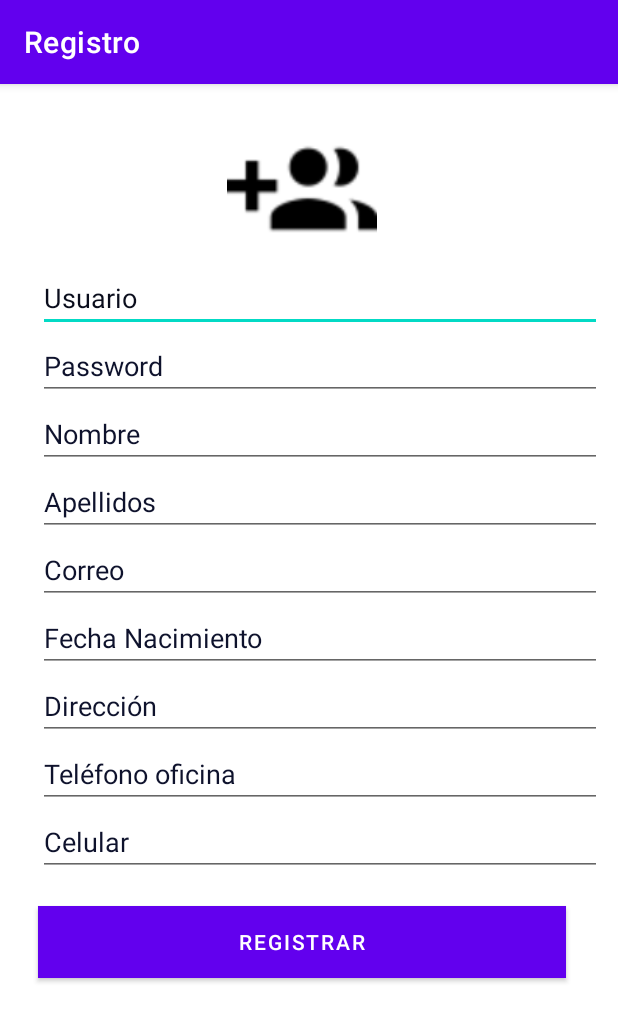
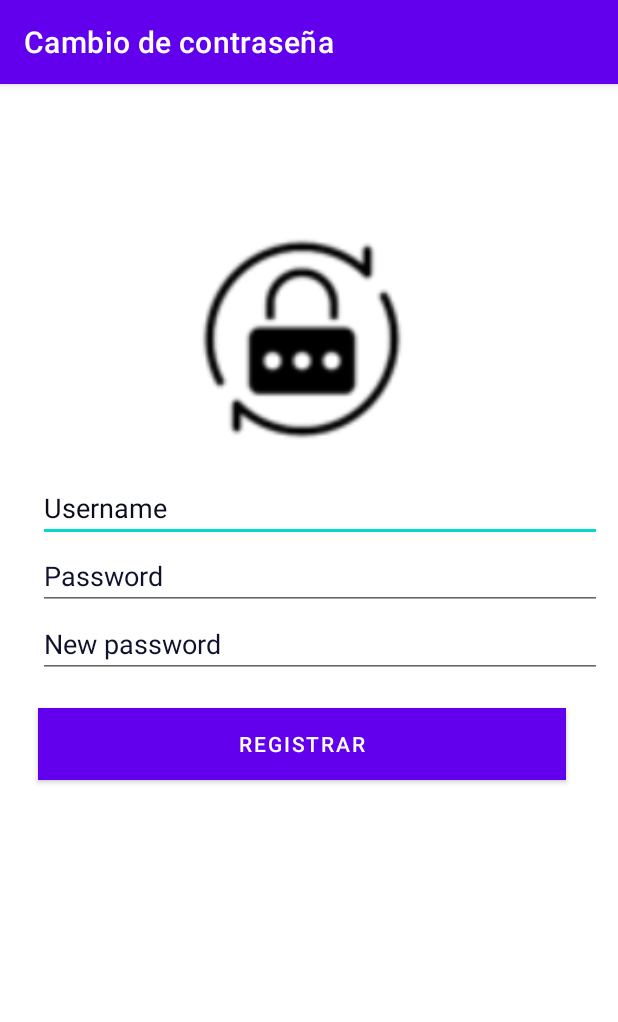
Before and after one commit to Mary1093/Lab04Prototipo, an Android app: the screen it shows after launch (Registro_activity before the commit, Change_password after it), after a tap on "Cambiar contraseña", on a phone screen of 412 x 824 dp. Shown: the top 1022 px of the screen. Run offline under Robolectric (Android 15) with nearby library versions, the phone set to English and light mode, and no system bars.

```diff
--- a/app/src/main/AndroidManifest.xml
+++ b/app/src/main/AndroidManifest.xml
@@ -39,6 +39,11 @@
 
         </activity>
         <activity
+            android:name=".activities.Change_password"
+            android:label="Cambio de contraseña">
+
+        </activity>
+        <activity
             android:name=".activities.Reserva_activity"
             android:label="Reserva">
 
--- a/app/src/main/java/com/example/lab04prototipo/AdaptadorCustomMisReservas.kt
+++ b/app/src/main/java/com/example/lab04prototipo/AdaptadorCustomMisReservas.kt
@@ -46,12 +46,12 @@ class RecyclerView_AdapterMisReservas(private var items: ArrayList<Reserva>): Re
         holder.itemView.findViewById<TextView>(R.id.formas_pago)?.text = "Cantidad asientos:\n "+ item?.cantAsientos.toString()
         holder.itemView.findViewById<TextView>(R.id.vuelo)?.text = item?.vuelos?.horario?.ruta?.origen+"/\n"+ item?.vuelos?.horario?.ruta?.destino
 
-        holder.itemView.setOnClickListener {
+       /* holder.itemView.setOnClickListener {
             val intent = Intent(mcontext, Reserva_activity::class.java)
             intent.putExtra("passselectedcountry", itemsList?.get(position))
             mcontext.startActivity(intent)
             Log.d("Selected:", itemsList?.get(position)?.numero.toString())
-        }
+        }*/
     }
 
 
--- a/app/src/main/java/com/example/lab04prototipo/MainActivity.kt
+++ b/app/src/main/java/com/example/lab04prototipo/MainActivity.kt
@@ -12,6 +12,7 @@ import android.widget.Toast
 import com.example.lab04prototipo.Data.DataAccessAdministrador
 import com.example.lab04prototipo.Data.DataAccessLogin
 import com.example.lab04prototipo.Data.DataBaseDummy
+import com.example.lab04prototipo.activities.Change_password
 import com.example.lab04prototipo.activities.Registro_activity
 
 open class MainActivity : AppCompatActivity() {
@@ -74,7 +75,7 @@ open class MainActivity : AppCompatActivity() {
     }
 
     private fun changeUserPassword() {
-        intent = redirectActivityTo(Registro_activity::class.java)
+        intent = redirectActivityTo(Change_password::class.java)
         intent.putExtra("editable", true)
         startActivity(intent)
     }
--- a/app/src/main/java/com/example/lab04prototipo/MainNavigationDrawer.kt
+++ b/app/src/main/java/com/example/lab04prototipo/MainNavigationDrawer.kt
@@ -71,10 +71,10 @@ class MainNavigationDrawer : AppCompatActivity(), NavigationView.OnNavigationIte
     override fun onNavigationItemSelected(item: MenuItem): Boolean {
         when (item.itemId){
 
-            R.id.nav_tipoA -> {
+          /*  R.id.nav_tipoA -> {
                 val i = Intent(this, CrudTipoAviones::class.java)
                 startActivity(i)
-            }
+            }*/
             R.id.nav_gallery -> {
                 val i = Intent(this, ListaVuelos::class.java)
                 startActivity(i)
--- /dev/null
+++ b/app/src/main/java/com/example/lab04prototipo/activities/Change_password.kt
@@ -0,0 +1,84 @@
+package com.example.lab04prototipo.activities
+
+import android.content.Intent
+import android.os.Bundle
+import android.widget.Button
+import android.widget.EditText
+import com.example.lab04prototipo.Data.DataAccessLogin
+import com.example.lab04prototipo.Data.DataBaseDummy
+import com.example.lab04prototipo.Entities.Usuario
+import com.example.lab04prototipo.MainActivity
+import com.example.lab04prototipo.R
+
+class Change_password : MainActivity() {
+
+    var CORRECTO : String = "SUCCESS"
+    var INCORRCTO1 : String = "CKECK PASSWORD!"
+    var INCORRECTO2 : String = "USE ANOTHER USERNAME!"
+    var INCORRECTO3 : String = "IMCOMPLETE DATA!"
+    private var DB = DataBaseDummy
+    private var accesLogin = DataAccessLogin(DB)
+
+    private var username_change: EditText? = null
+    private var password_change: EditText? = null
+    private var password_change_confirm: EditText? = null
+    private var form_btn: Button? = null
+
+    override fun initActivity(){
+        username_change = findViewById(R.id.username_change)
+        password_change = findViewById(R.id.password_change)
+        password_change_confirm = findViewById(R.id.password_change_confirm)
+        form_btn = findViewById(R.id.btn_change)
+    }
+
+    override fun onCreate(savedInstanceState: Bundle?) {
+        super.onCreate(savedInstanceState)
+        setContentView(R.layout.activity_change_password)
+        initActivity()
+
+        form_btn?.setOnClickListener(){
+
+            var error: String = check(username_change?.text.toString(), password_change?.text.toString(), password_change?.text.toString())
+            if(error.isEmpty()){
+                message(CORRECTO)
+                accesLogin.setPassword(username_change.toString(),password_change.toString())
+                val intent = Intent(applicationContext, MainActivity::class.java)
+                intent.putExtra("model", DB)
+                startActivity(intent)
+                finish()
+            }else{
+                message(error)
+            }
+        }
+
+    }//fin del metodo
+
+    fun validateNotull(value: String): Boolean{
+        return value.isEmpty()
+    }
+
+    fun validateConfirmatePassword(password1: String, password2: String): Boolean{
+        return password1.equals(password2)
+    }
+
+   /* fun validateUsername(user: String):Boolean{
+        return accesLogin.verificarUsuario(user) ==null
+    }*/
+
+    fun check(user: String, passActual: String, pass1:String): String{
+        var error : String =""
+
+        if(validateNotull(pass1)  || validateNotull(user) || validateNotull(passActual)){
+            error = INCORRECTO3
+        }
+      /*  if(!validateConfirmatePassword(pass1,pass2)){
+            error +=" "+ INCORRECTO2
+        }*/
+      /*  if(validateUsername(user)){
+            error+=" "+ INCORRCTO1
+        }*/
+
+        return error
+    }
+
+}
--- a/app/src/main/java/com/example/lab04prototipo/helper/MisReservas.kt
+++ b/app/src/main/java/com/example/lab04prototipo/helper/MisReservas.kt
@@ -71,7 +71,7 @@ class MisReservas : AppCompatActivity(){
 
                 return false
             }
-            override fun onSwiped(viewHolder: RecyclerView.ViewHolder, direction: Int) {
+          override fun onSwiped(viewHolder: RecyclerView.ViewHolder, direction: Int) {
 
                 position = viewHolder.adapterPosition
                 var quien: String = ""
--- a/app/src/main/res/layout/activity_change_password.xml
+++ b/app/src/main/res/layout/activity_change_password.xml
@@ -39,7 +39,7 @@
             android:layout_height="match_parent">
 
             <EditText
-                android:id="@+id/fullName_txtFld"
+                android:id="@+id/username_change"
                 android:layout_width="wrap_content"
                 android:layout_height="wrap_content"
                 android:layout_marginStart="24dp"
@@ -57,7 +57,7 @@
             android:layout_height="match_parent">
 
             <EditText
-                android:id="@+id/password_txtFld"
+                android:id="@+id/password_change"
                 android:layout_width="wrap_content"
                 android:layout_height="wrap_content"
                 android:layout_marginStart="24dp"
@@ -75,13 +75,13 @@
             android:layout_height="match_parent">
 
             <EditText
-                android:id="@+id/changepassword_txtFld"
+                android:id="@+id/password_change_confirm"
                 android:layout_width="wrap_content"
                 android:layout_height="wrap_content"
                 android:layout_marginStart="24dp"
                 android:layout_span="2"
                 android:autofillHints="Password"
-                android:hint="Password"
+                android:hint="New password"
                 android:inputType="textPassword"
                 android:selectAllOnFocus="true"
                 android:textColor="#131832"
@@ -93,7 +93,7 @@
             android:layout_height="match_parent">
 
             <Button
-                android:id="@+id/form_btn"
+                android:id="@+id/btn_change"
                 android:layout_width="match_parent"
                 android:layout_height="wrap_content"
                 android:layout_marginStart="24dp"
--- a/app/src/main/res/menu/activity_main_drawer.xml
+++ b/app/src/main/res/menu/activity_main_drawer.xml
@@ -13,10 +13,10 @@
             android:icon="@drawable/vuelos2"
             android:title="Vuelos" />
 
-        <item
+    <!--    <item
             android:id="@+id/nav_tipoA"
             android:icon="@drawable/aviones"
-            android:title="Tipos de avion" />
+            android:title="Tipos de avion" /> -->
         <item
             android:id="@+id/nav_misReservas"
             android:icon="@drawable/misreservas"
```
Also changed, not shown: app/src/main/java/com/example/lab04prototipo/Data/DataAccessLogin.kt (+7 -0 lines).
